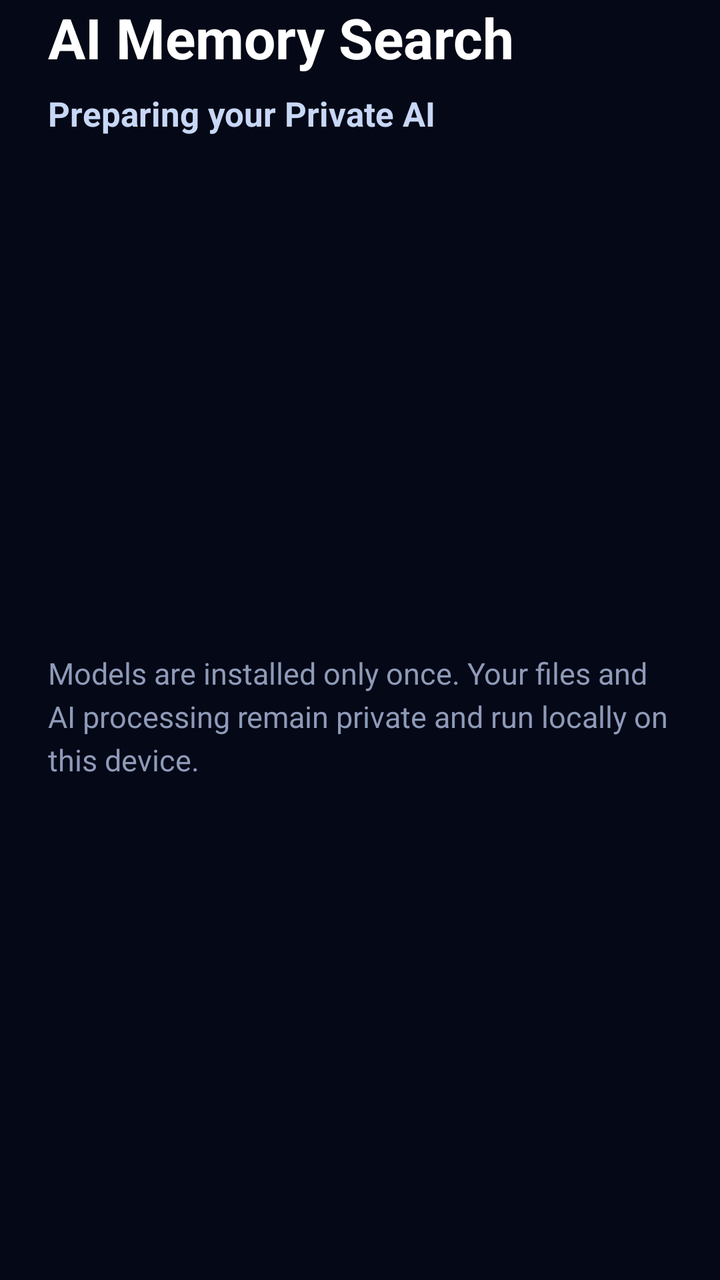
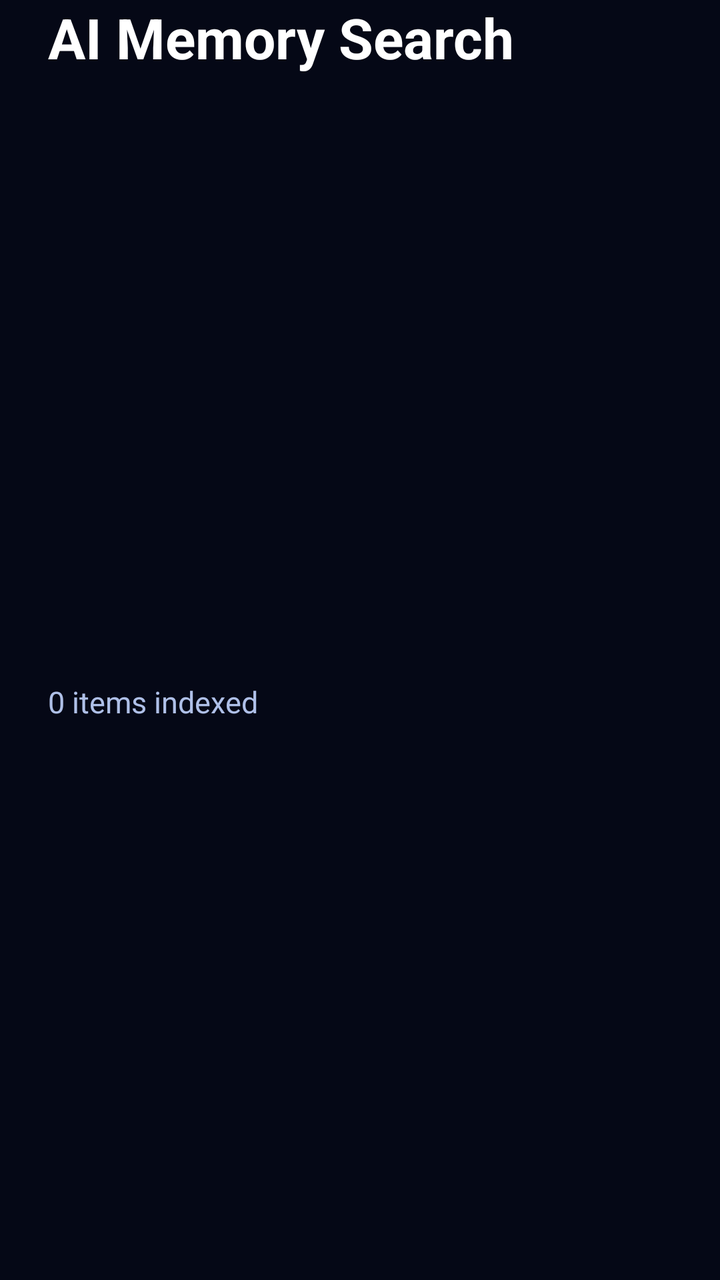

Compare the two renders of this Android layout. The source of the first and the diff that turns it into the second are given below.
<!-- AndroidManifest.xml: application theme Theme.AIMemorySearch -->
<!-- res/layout/view_dashboard_header.xml -->
<?xml version="1.0" encoding="utf-8"?>
<androidx.constraintlayout.widget.ConstraintLayout
    xmlns:android="http://schemas.android.com/apk/res/android"
    xmlns:app="http://schemas.android.com/apk/res-auto"
    android:layout_width="match_parent"
    android:layout_height="wrap_content"
    android:paddingStart="@dimen/spacing_24"
    android:paddingEnd="@dimen/spacing_24">

    <TextView
        android:id="@+id/titleText"
        android:layout_width="0dp"
        android:layout_height="wrap_content"
        android:text="@string/home_title"
        android:textColor="@color/color_text_primary"
        android:textSize="@dimen/text_screen_title"
        android:textStyle="bold"
        app:layout_constraintEnd_toEndOf="parent"
        app:layout_constraintStart_toStartOf="parent"
        app:layout_constraintTop_toTopOf="parent" />

    <TextView
        android:id="@+id/subtitleText"
        android:layout_width="0dp"
        android:layout_height="wrap_content"
        android:layout_marginTop="@dimen/spacing_8"
        android:text="@string/dashboard_preparing_private_ai"
        android:textColor="@color/color_text_soft"
        android:textSize="@dimen/text_subtitle"
        android:textStyle="bold"
        app:layout_constraintEnd_toEndOf="parent"
        app:layout_constraintStart_toStartOf="parent"
        app:layout_constraintTop_toBottomOf="@id/titleText" />

    <TextView
        android:layout_width="0dp"
        android:layout_height="wrap_content"
        android:layout_marginTop="@dimen/spacing_8"
        android:lineSpacingExtra="@dimen/spacing_4"
        android:text="@string/dashboard_private_ai_description"
        android:textColor="@color/color_text_muted"
        android:textSize="@dimen/text_body"
        app:layout_constraintBottom_toBottomOf="parent"
        app:layout_constraintEnd_toEndOf="parent"
        app:layout_constraintStart_toStartOf="parent"
        app:layout_constraintTop_toBottomOf="@id/subtitleText" />

</androidx.constraintlayout.widget.ConstraintLayout>
<!-- resources referenced by this layout -->
<resources>
  <color name="color_text_muted">#8E9AB8</color>
  <color name="color_text_primary">#FFFFFF</color>
  <color name="color_text_soft">#C7D7F5</color>
  <dimen name="spacing_24">24dp</dimen>
  <dimen name="spacing_4">4dp</dimen>
  <dimen name="spacing_8">8dp</dimen>
  <dimen name="text_body">15sp</dimen>
  <dimen name="text_screen_title">28sp</dimen>
  <dimen name="text_subtitle">17sp</dimen>
  <string name="dashboard_preparing_private_ai">Preparing your Private AI</string>
  <string name="dashboard_private_ai_description">Models are installed only once. Your files and AI processing remain private and run locally on this device.</string>
  <string name="home_title">AI Memory Search</string>
  <style name="Theme.AIMemorySearch" parent="Theme.MaterialComponents.NoActionBar.Bridge">
          <item name="android:windowLightStatusBar">false</item>
          <item name="android:windowLightNavigationBar">false</item>
          <item name="android:statusBarColor">@color/color_background</item>
          <item name="android:navigationBarColor">@color/color_background</item>
          <item name="android:windowBackground">@color/color_background</item>
          <item name="android:fontFamily">sans-serif</item>
          <item name="android:colorAccent">@color/color_accent</item>
          <item name="android:textColorPrimary">@color/color_text_primary</item>
          <item name="android:textColorSecondary">@color/color_text_secondary</item>
          <item name="android:textColorHint">@color/color_text_hint</item>
          <item name="colorAccent">@color/color_accent</item>
          <item name="colorControlNormal">@color/color_text_secondary</item>
          <item name="colorControlActivated">@color/color_accent</item>
          <item name="colorButtonNormal">@color/color_accent</item>
          <item name="android:windowContentTransitions">false</item>
          <item name="buttonStyle">@style/Widget.AIMemorySearch.PrimaryButton</item>
      </style>
  <color name="color_background">#050816</color>
  <color name="color_accent">#00D4FF</color>
  <color name="color_text_secondary">#AFC0E8</color>
  <color name="color_text_hint">#93A7D1</color>
  <style name="Widget.AIMemorySearch.PrimaryButton" parent="Widget.AppCompat.Button">
          <item name="android:background">@drawable/bg_primary_button</item>
          <item name="android:textColor">@color/color_text_primary</item>
          <item name="android:textSize">@dimen/text_body</item>
          <item name="android:textAllCaps">false</item>
          <item name="android:minHeight">@dimen/component_button_height</item>
          <item name="android:paddingStart">@dimen/spacing_24</item>
          <item name="android:paddingEnd">@dimen/spacing_24</item>
      </style>
  <!-- drawable bg_primary_button (drawable) -->
  <?xml version="1.0" encoding="utf-8"?>
  <ripple xmlns:android="http://schemas.android.com/apk/res/android"
      android:color="@color/color_overlay_highlight">
      <item>
          <shape android:shape="rectangle">
              <corners android:radius="@dimen/radius_medium"/>
              <gradient
                  android:angle="270"
                  android:startColor="@color/color_accent_soft"
                  android:endColor="@color/color_accent_blue"/>
          </shape>
      </item>
  </ripple>
  <dimen name="component_button_height">52dp</dimen>
  <color name="color_overlay_highlight">#80FFFFFF</color>
  <dimen name="radius_medium">18dp</dimen>
  <color name="color_accent_soft">#7FDBFF</color>
  <color name="color_accent_blue">#4B7BFF</color>
</resources>

<!-- the commit's change to res/layout/view_dashboard_header.xml (unified diff, before → after) -->
@@ -28,11 +28,13 @@
         android:textColor="@color/color_text_soft"
         android:textSize="@dimen/text_subtitle"
         android:textStyle="bold"
+        android:visibility="gone"
         app:layout_constraintEnd_toEndOf="parent"
         app:layout_constraintStart_toStartOf="parent"
         app:layout_constraintTop_toBottomOf="@id/titleText" />
 
     <TextView
+        android:id="@+id/privateAiDescription"
         android:layout_width="0dp"
         android:layout_height="wrap_content"
         android:layout_marginTop="@dimen/spacing_8"
@@ -40,9 +42,23 @@
         android:text="@string/dashboard_private_ai_description"
         android:textColor="@color/color_text_muted"
         android:textSize="@dimen/text_body"
-        app:layout_constraintBottom_toBottomOf="parent"
+        android:visibility="gone"
         app:layout_constraintEnd_toEndOf="parent"
         app:layout_constraintStart_toStartOf="parent"
         app:layout_constraintTop_toBottomOf="@id/subtitleText" />
 
+    <TextView
+        android:id="@+id/headerIndexedTotal"
+        android:layout_width="0dp"
+        android:layout_height="wrap_content"
+        android:layout_marginTop="@dimen/spacing_24"
+        android:gravity="start|center_vertical"
+        android:text="@string/indexed_items_zero"
+        android:textColor="@color/color_text_secondary"
+        android:textSize="@dimen/text_body"
+        app:layout_constraintBottom_toBottomOf="parent"
+        app:layout_constraintEnd_toEndOf="parent"
+        app:layout_constraintStart_toStartOf="parent"
+        app:layout_constraintTop_toBottomOf="@id/privateAiDescription" />
+
 </androidx.constraintlayout.widget.ConstraintLayout>
<!-- resource entries referenced after the edit -->
@@ -10,8 +10,9 @@
   <dimen name="text_screen_title">28sp</dimen>
   <dimen name="text_subtitle">17sp</dimen>
   <string name="dashboard_preparing_private_ai">Preparing your Private AI</string>
-  <string name="dashboard_private_ai_description">Models are installed only once. Your files and AI processing remain private and run locally on this device.</string>
+  <string name="dashboard_private_ai_description">Models are installed only once. Your files and AI processing remain private and run locally on this device. Initial setup is required only once.</string>
   <string name="home_title">AI Memory Search</string>
+  <string name="indexed_items_zero">0 items indexed</string>
   <style name="Theme.AIMemorySearch" parent="Theme.MaterialComponents.NoActionBar.Bridge">
           <item name="android:windowLightStatusBar">false</item>
           <item name="android:windowLightNavigationBar">false</item>
